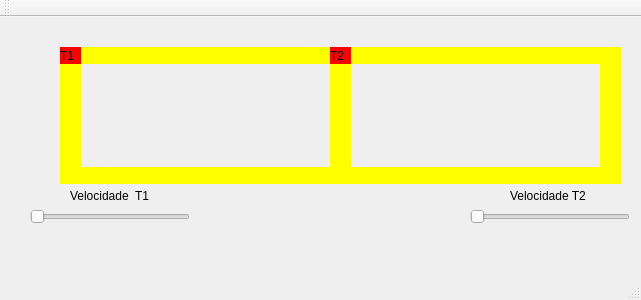
WilliamOliveira5246/TrabalhoSOU2, file mainwindow.ui: the form before one commit.
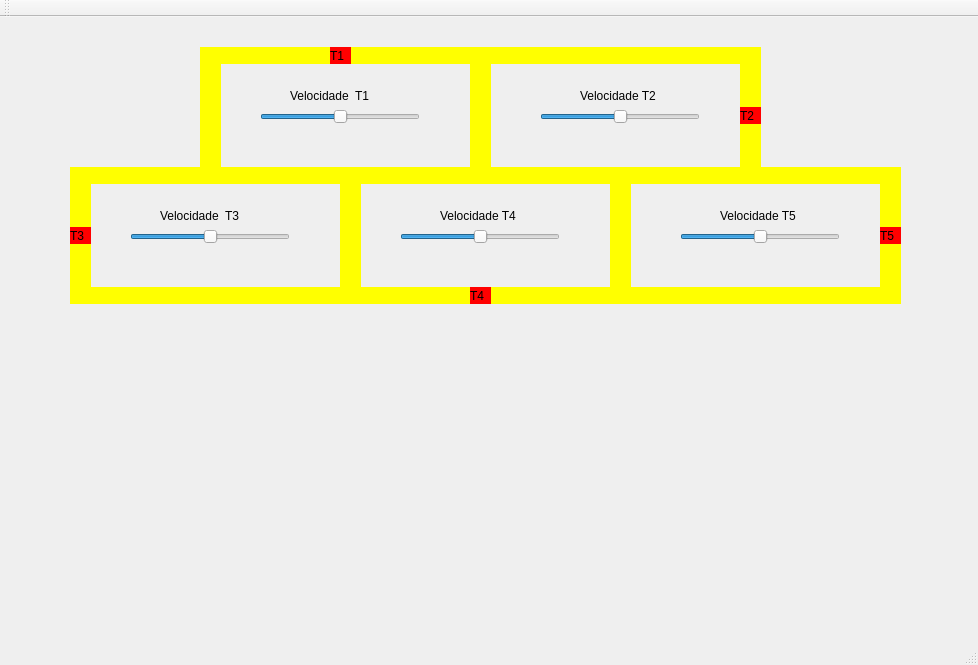
The form after the commit.

```diff
--- a/mainwindow.ui
+++ b/mainwindow.ui
@@ -6,8 +6,8 @@
    <rect>
     <x>0</x>
     <y>0</y>
-    <width>641</width>
-    <height>300</height>
+    <width>978</width>
+    <height>665</height>
    </rect>
   </property>
   <property name="windowTitle">
@@ -17,7 +17,7 @@
    <widget class="QLabel" name="label_trem1">
     <property name="geometry">
      <rect>
-      <x>60</x>
+      <x>330</x>
       <y>30</y>
       <width>21</width>
       <height>17</height>
@@ -33,7 +33,7 @@
    <widget class="QLabel" name="label_trilho1">
     <property name="geometry">
      <rect>
-      <x>80</x>
+      <x>220</x>
       <y>30</y>
       <width>250</width>
       <height>17</height>
@@ -49,7 +49,7 @@
    <widget class="QLabel" name="label_trilho2">
     <property name="geometry">
      <rect>
-      <x>80</x>
+      <x>220</x>
       <y>150</y>
       <width>250</width>
       <height>17</height>
@@ -65,7 +65,7 @@
    <widget class="QLabel" name="label_trilho3">
     <property name="geometry">
      <rect>
-      <x>330</x>
+      <x>470</x>
       <y>30</y>
       <width>21</width>
       <height>137</height>
@@ -81,7 +81,7 @@
    <widget class="QLabel" name="label_trilho4">
     <property name="geometry">
      <rect>
-      <x>60</x>
+      <x>200</x>
       <y>30</y>
       <width>21</width>
       <height>137</height>
@@ -97,7 +97,7 @@
    <widget class="QLabel" name="label_trilho4_2">
     <property name="geometry">
      <rect>
-      <x>600</x>
+      <x>740</x>
       <y>30</y>
       <width>21</width>
       <height>137</height>
@@ -113,7 +113,7 @@
    <widget class="QLabel" name="label_trilho1_2">
     <property name="geometry">
      <rect>
-      <x>350</x>
+      <x>490</x>
       <y>30</y>
       <width>250</width>
       <height>17</height>
@@ -129,7 +129,7 @@
    <widget class="QLabel" name="label_trilho2_2">
     <property name="geometry">
      <rect>
-      <x>350</x>
+      <x>490</x>
       <y>150</y>
       <width>250</width>
       <height>17</height>
@@ -145,8 +145,8 @@
    <widget class="QLabel" name="label_trem2">
     <property name="geometry">
      <rect>
-      <x>330</x>
-      <y>30</y>
+      <x>740</x>
+      <y>90</y>
       <width>21</width>
       <height>17</height>
      </rect>
@@ -161,8 +161,8 @@
    <widget class="QSlider" name="horizontalSlider">
     <property name="geometry">
      <rect>
-      <x>30</x>
-      <y>190</y>
+      <x>260</x>
+      <y>90</y>
       <width>160</width>
       <height>20</height>
      </rect>
@@ -180,7 +180,7 @@
      <number>0</number>
     </property>
     <property name="sliderPosition">
-     <number>0</number>
+     <number>100</number>
     </property>
     <property name="tracking">
      <bool>true</bool>
@@ -195,8 +195,8 @@
    <widget class="QSlider" name="horizontalSlider_2">
     <property name="geometry">
      <rect>
-      <x>470</x>
-      <y>190</y>
+      <x>540</x>
+      <y>90</y>
       <width>160</width>
       <height>20</height>
      </rect>
@@ -204,6 +204,9 @@
     <property name="maximum">
      <number>200</number>
     </property>
+    <property name="sliderPosition">
+     <number>100</number>
+    </property>
     <property name="orientation">
      <enum>Qt::Horizontal</enum>
     </property>
@@ -211,8 +214,8 @@
    <widget class="QLabel" name="label">
     <property name="geometry">
      <rect>
-      <x>70</x>
-      <y>170</y>
+      <x>290</x>
+      <y>70</y>
       <width>101</width>
       <height>18</height>
      </rect>
@@ -224,8 +227,8 @@
    <widget class="QLabel" name="label_2">
     <property name="geometry">
      <rect>
-      <x>510</x>
-      <y>170</y>
+      <x>580</x>
+      <y>70</y>
       <width>91</width>
       <height>18</height>
      </rect>
@@ -234,6 +237,309 @@
      <string>Velocidade T2</string>
     </property>
    </widget>
+   <widget class="QLabel" name="label_trilho4_3">
+    <property name="geometry">
+     <rect>
+      <x>610</x>
+      <y>150</y>
+      <width>21</width>
+      <height>137</height>
+     </rect>
+    </property>
+    <property name="styleSheet">
+     <string notr="true">QLabel { background: yellow}</string>
+    </property>
+    <property name="text">
+     <string/>
+    </property>
+   </widget>
+   <widget class="QLabel" name="label_trilho3_2">
+    <property name="geometry">
+     <rect>
+      <x>340</x>
+      <y>150</y>
+      <width>21</width>
+      <height>137</height>
+     </rect>
+    </property>
+    <property name="styleSheet">
+     <string notr="true">QLabel { background: yellow}</string>
+    </property>
+    <property name="text">
+     <string/>
+    </property>
+   </widget>
+   <widget class="QLabel" name="label_3">
+    <property name="geometry">
+     <rect>
+      <x>160</x>
+      <y>190</y>
+      <width>101</width>
+      <height>18</height>
+     </rect>
+    </property>
+    <property name="text">
+     <string>Velocidade  T3</string>
+    </property>
+   </widget>
+   <widget class="QLabel" name="label_4">
+    <property name="geometry">
+     <rect>
+      <x>440</x>
+      <y>190</y>
+      <width>91</width>
+      <height>18</height>
+     </rect>
+    </property>
+    <property name="text">
+     <string>Velocidade T4</string>
+    </property>
+   </widget>
+   <widget class="QLabel" name="label_trilho4_4">
+    <property name="geometry">
+     <rect>
+      <x>70</x>
+      <y>150</y>
+      <width>21</width>
+      <height>137</height>
+     </rect>
+    </property>
+    <property name="styleSheet">
+     <string notr="true">QLabel { background: yellow}</string>
+    </property>
+    <property name="text">
+     <string/>
+    </property>
+   </widget>
+   <widget class="QSlider" name="horizontalSlider_3">
+    <property name="geometry">
+     <rect>
+      <x>130</x>
+      <y>210</y>
+      <width>160</width>
+      <height>20</height>
+     </rect>
+    </property>
+    <property name="minimum">
+     <number>0</number>
+    </property>
+    <property name="maximum">
+     <number>200</number>
+    </property>
+    <property name="singleStep">
+     <number>1</number>
+    </property>
+    <property name="pageStep">
+     <number>0</number>
+    </property>
+    <property name="sliderPosition">
+     <number>100</number>
+    </property>
+    <property name="tracking">
+     <bool>true</bool>
+    </property>
+    <property name="orientation">
+     <enum>Qt::Horizontal</enum>
+    </property>
+    <property name="invertedAppearance">
+     <bool>false</bool>
+    </property>
+   </widget>
+   <widget class="QLabel" name="label_trilho2_3">
+    <property name="geometry">
+     <rect>
+      <x>90</x>
+      <y>270</y>
+      <width>250</width>
+      <height>17</height>
+     </rect>
+    </property>
+    <property name="styleSheet">
+     <string notr="true">QLabel { background: yellow}</string>
+    </property>
+    <property name="text">
+     <string/>
+    </property>
+   </widget>
+   <widget class="QSlider" name="horizontalSlider_4">
+    <property name="geometry">
+     <rect>
+      <x>400</x>
+      <y>210</y>
+      <width>160</width>
+      <height>20</height>
+     </rect>
+    </property>
+    <property name="maximum">
+     <number>200</number>
+    </property>
+    <property name="sliderPosition">
+     <number>100</number>
+    </property>
+    <property name="orientation">
+     <enum>Qt::Horizontal</enum>
+    </property>
+   </widget>
+   <widget class="QLabel" name="label_trilho2_4">
+    <property name="geometry">
+     <rect>
+      <x>360</x>
+      <y>270</y>
+      <width>250</width>
+      <height>17</height>
+     </rect>
+    </property>
+    <property name="styleSheet">
+     <string notr="true">QLabel { background: yellow}</string>
+    </property>
+    <property name="text">
+     <string/>
+    </property>
+   </widget>
+   <widget class="QLabel" name="label_trilho2_5">
+    <property name="geometry">
+     <rect>
+      <x>630</x>
+      <y>270</y>
+      <width>250</width>
+      <height>17</height>
+     </rect>
+    </property>
+    <property name="styleSheet">
+     <string notr="true">QLabel { background: yellow}</string>
+    </property>
+    <property name="text">
+     <string/>
+    </property>
+   </widget>
+   <widget class="QLabel" name="label_trilho4_5">
+    <property name="geometry">
+     <rect>
+      <x>880</x>
+      <y>150</y>
+      <width>21</width>
+      <height>137</height>
+     </rect>
+    </property>
+    <property name="styleSheet">
+     <string notr="true">QLabel { background: yellow}</string>
+    </property>
+    <property name="text">
+     <string/>
+    </property>
+   </widget>
+   <widget class="QLabel" name="label_trem3">
+    <property name="geometry">
+     <rect>
+      <x>70</x>
+      <y>210</y>
+      <width>21</width>
+      <height>17</height>
+     </rect>
+    </property>
+    <property name="styleSheet">
+     <string notr="true">QLabel { background: red}</string>
+    </property>
+    <property name="text">
+     <string>T3</string>
+    </property>
+   </widget>
+   <widget class="QLabel" name="label_trilho2_7">
+    <property name="geometry">
+     <rect>
+      <x>760</x>
+      <y>150</y>
+      <width>121</width>
+      <height>17</height>
+     </rect>
+    </property>
+    <property name="styleSheet">
+     <string notr="true">QLabel { background: yellow}</string>
+    </property>
+    <property name="text">
+     <string/>
+    </property>
+   </widget>
+   <widget class="QLabel" name="label_trilho2_6">
+    <property name="geometry">
+     <rect>
+      <x>90</x>
+      <y>150</y>
+      <width>111</width>
+      <height>17</height>
+     </rect>
+    </property>
+    <property name="styleSheet">
+     <string notr="true">QLabel { background: yellow}</string>
+    </property>
+    <property name="text">
+     <string/>
+    </property>
+   </widget>
+   <widget class="QLabel" name="label_trem4">
+    <property name="geometry">
+     <rect>
+      <x>470</x>
+      <y>270</y>
+      <width>21</width>
+      <height>17</height>
+     </rect>
+    </property>
+    <property name="styleSheet">
+     <string notr="true">QLabel { background: red}</string>
+    </property>
+    <property name="text">
+     <string>T4</string>
+    </property>
+   </widget>
+   <widget class="QLabel" name="label_trem5">
+    <property name="geometry">
+     <rect>
+      <x>880</x>
+      <y>210</y>
+      <width>21</width>
+      <height>17</height>
+     </rect>
+    </property>
+    <property name="styleSheet">
+     <string notr="true">QLabel { background: red}</string>
+    </property>
+    <property name="text">
+     <string>T5</string>
+    </property>
+   </widget>
+   <widget class="QLabel" name="label_5">
+    <property name="geometry">
+     <rect>
+      <x>720</x>
+      <y>190</y>
+      <width>91</width>
+      <height>18</height>
+     </rect>
+    </property>
+    <property name="text">
+     <string>Velocidade T5</string>
+    </property>
+   </widget>
+   <widget class="QSlider" name="horizontalSlider_5">
+    <property name="geometry">
+     <rect>
+      <x>680</x>
+      <y>210</y>
+      <width>160</width>
+      <height>20</height>
+     </rect>
+    </property>
+    <property name="maximum">
+     <number>200</number>
+    </property>
+    <property name="sliderPosition">
+     <number>100</number>
+    </property>
+    <property name="orientation">
+     <enum>Qt::Horizontal</enum>
+    </property>
+   </widget>
    <zorder>label_trilho1</zorder>
    <zorder>label_trilho2</zorder>
    <zorder>label_trilho3</zorder>
```
Left out of the diff: 20 changed lines with no effect on the pictures.
